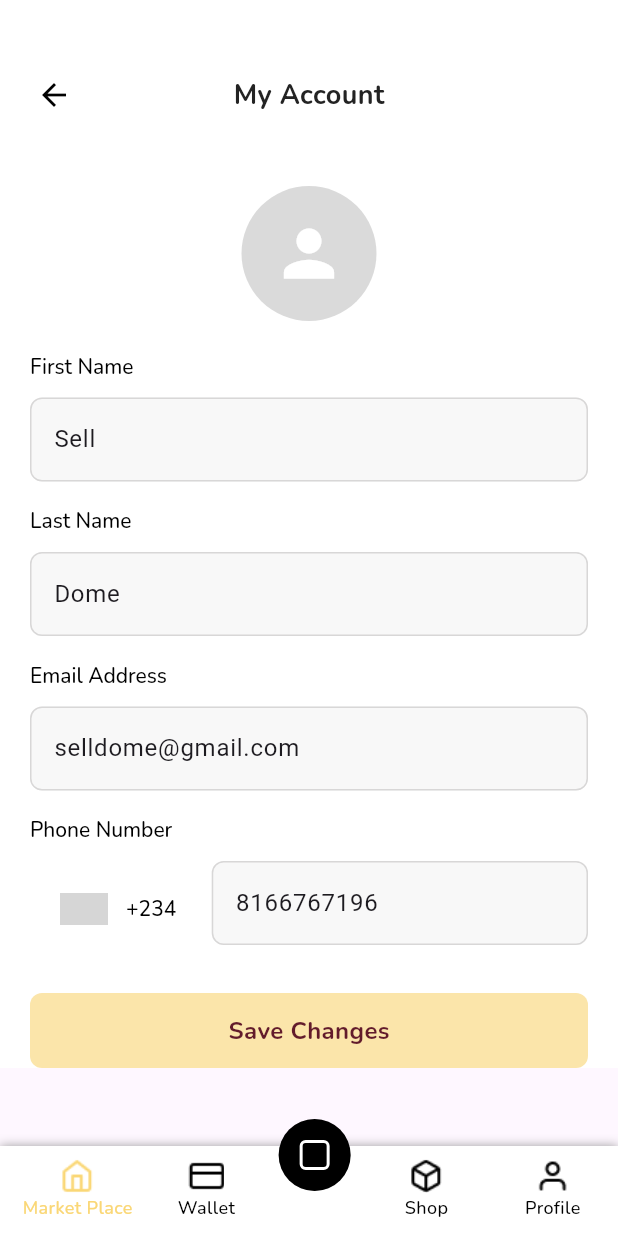
After one commit to Gld-Mx24483/S.D.T.F.C, a Flutter app: the FashMyAcctScreen screen opened directly, on a phone screen of 412 x 824 dp. The commit adds this screen. Run offline on Flutter 3.47's test engine with Material 3 defaults, Android fonts, the light colour scheme and no system bars; drawn by our look-alikes of intl_phone_number_input; our stand-ins replace flutter_map, google_fonts, image_picker, latlong2, location, logger; missing offline and left inert: flutter_paystack_max; grey boxes are pictures that could not be loaded.

Commit message:
"Added file selector and image picker plugins, updated AndroidManifest.xml and Info.plist, and modified various Dart files and CMake files."

```diff
--- /dev/null
+++ b/client/lib/fash_my_acct.dart
@@ -0,0 +1,306 @@
+import 'dart:io';
+
+import 'package:flutter/material.dart';
+import 'package:google_fonts/google_fonts.dart';
+import 'package:image_picker/image_picker.dart'; // Add this line
+import 'package:intl_phone_number_input/intl_phone_number_input.dart';
+
+import 'bottom_navigation_bar.dart';
+
+class FashMyAcctScreen extends StatefulWidget {
+  const FashMyAcctScreen({super.key});
+
+  @override
+  State<FashMyAcctScreen> createState() => _FashMyAcctScreenState();
+}
+
+class _FashMyAcctScreenState extends State<FashMyAcctScreen> {
+  final TextEditingController _firstNameController =
+      TextEditingController(text: 'Sell');
+  final TextEditingController _lastNameController =
+      TextEditingController(text: 'Dome');
+  final TextEditingController _emailController =
+      TextEditingController(text: 'selldome@gmail.com');
+  final TextEditingController _phoneNumberController =
+      TextEditingController(text: '8166767196');
+
+  PickedFile? _imageFile; // Add this line to hold the picked image
+
+  @override
+  void dispose() {
+    _firstNameController.dispose();
+    _lastNameController.dispose();
+    _emailController.dispose();
+    _phoneNumberController.dispose();
+    super.dispose();
+  }
+
+  Future<void> _pickImage() async {
+    // Show a dialog to allow the user to choose between camera and gallery
+    final ImagePicker picker = ImagePicker();
+    final XFile? image = await picker.pickImage(source: ImageSource.gallery);
+
+    if (image != null) {
+      setState(() {
+        _imageFile = PickedFile(image.path);
+      });
+    }
+  }
+
+  @override
+  Widget build(BuildContext context) {
+    return Scaffold(
+      body: SingleChildScrollView(
+        child: Container(
+          width: double.infinity,
+          color: Colors.white,
+          child: Column(
+            children: [
+              Padding(
+                padding: const EdgeInsets.only(top: 35),
+                child: Container(
+                  width: double.infinity,
+                  height: 56,
+                  decoration: const BoxDecoration(),
+                  child: Row(
+                    mainAxisAlignment: MainAxisAlignment.spaceBetween,
+                    children: [
+                      InkWell(
+                        onTap: () {
+                          Navigator.pop(context);
+                        },
+                        child: Container(
+                          width: 24,
+                          height: 24,
+                          margin: const EdgeInsets.only(left: 20),
+                          padding: const EdgeInsets.symmetric(horizontal: 4.0),
+                          child: const Icon(
+                            Icons.arrow_back,
+                            color: Color.fromARGB(255, 1, 1, 1),
+                          ),
+                        ),
+                      ),
+                      Text(
+                        'My Account',
+                        style: GoogleFonts.nunito(
+                          fontSize: 18,
+                          fontWeight: FontWeight.w700,
+                          color: const Color(0xFF232323),
+                        ),
+                      ),
+                      const SizedBox(width: 44),
+                    ],
+                  ),
+                ),
+              ),
+              const SizedBox(height: 33),
+              GestureDetector(
+                onTap: _pickImage,
+                child: Container(
+                  width: 90,
+                  height: 90,
+                  decoration: const BoxDecoration(
+                    shape: BoxShape.circle,
+                    color: Color(0xFFDADADA),
+                  ),
+                  child: _imageFile != null
+                      ? ClipRRect(
+                          borderRadius: BorderRadius.circular(45),
+                          child: Image.file(
+                            File(_imageFile!.path),
+                            width: 90,
+                            height: 90,
+                            fit: BoxFit.cover,
+                          ),
+                        )
+                      : const Icon(
+                          Icons.person,
+                          size: 50,
+                          color: Colors.white,
+                        ),
+                ),
+              ),
+              const SizedBox(height: 20),
+              Padding(
+                padding: const EdgeInsets.symmetric(horizontal: 20),
+                child: Column(
+                  children: [
+                    _buildTextField(
+                      label: 'First Name',
+                      controller: _firstNameController,
+                      hintText: 'Enter your first name',
+                    ),
+                    const SizedBox(height: 16),
+                    _buildTextField(
+                      label: 'Last Name',
+                      controller: _lastNameController,
+                      hintText: 'Enter your last name',
+                    ),
+                    const SizedBox(height: 16),
+                    _buildTextField(
+                      label: 'Email Address',
+                      controller: _emailController,
+                      hintText: 'Enter your email address',
+                    ),
+                    const SizedBox(height: 16),
+                    _buildPhoneTextField(),
+                    const SizedBox(height: 32),
+                    GestureDetector(
+                      onTap: () {
+                        // Save changes logic
+                      },
+                      child: Container(
+                        width: double.infinity,
+                        height: 50,
+                        decoration: BoxDecoration(
+                          color: const Color(0xFFFBE5AA),
+                          borderRadius: BorderRadius.circular(8),
+                        ),
+                        child: Center(
+                          child: Text(
+                            'Save Changes',
+                            style: GoogleFonts.nunito(
+                              fontSize: 16,
+                              fontWeight: FontWeight.w700,
+                              color: const Color(0xFF621B2B),
+                            ),
+                          ),
+                        ),
+                      ),
+                    ),
+                  ],
+                ),
+              ),
+            ],
+          ),
+        ),
+      ),
+      bottomNavigationBar: CustomBottomNavigationBar(
+        onItemTapped: (label) {
+          // Handle bottom navigation bar item taps
+        },
+        tutorialStep: 0,
+        selectedLabel: '',
+      ),
+    );
+  }
+
+  Widget _buildTextField({
+    required String label,
+    required TextEditingController controller,
+    required String hintText,
+  }) {
+    return Column(
+      crossAxisAlignment: CrossAxisAlignment.start,
+      children: [
+        Text(
+          label,
+          style: GoogleFonts.nunito(
+            fontSize: 14,
+            fontWeight: FontWeight.w500,
+            height: 1.5,
+            letterSpacing: -0.019,
+            color: Colors.black,
+          ),
+        ),
+        const SizedBox(height: 10),
+        TextField(
+          controller: controller,
+          decoration: InputDecoration(
+            fillColor: const Color.fromARGB(45, 215, 215, 215),
+            filled: true,
+            hintText: hintText,
+            hintStyle: const TextStyle(
+              color: Color(0xFFD9D9D9),
+            ),
+            border: OutlineInputBorder(
+              borderRadius: BorderRadius.circular(8),
+              borderSide: const BorderSide(
+                color: Color(0xFFD8D7D7),
+              ),
+            ),
+            enabledBorder: OutlineInputBorder(
+              borderRadius: BorderRadius.circular(8),
+              borderSide: const BorderSide(
+                color: Color(0xFFD8D7D7),
+              ),
+            ),
+            focusedBorder: OutlineInputBorder(
+              borderRadius: BorderRadius.circular(8),
+              borderSide: const BorderSide(
+                color: Color(0xFF621B2B),
+              ),
+            ),
+          ),
+        ),
+      ],
+    );
+  }
+
+  Widget _buildPhoneTextField() {
+    return Column(
+      crossAxisAlignment: CrossAxisAlignment.start,
+      children: [
+        Text(
+          'Phone Number',
+          style: GoogleFonts.nunito(
+            fontSize: 14,
+            fontWeight: FontWeight.w500,
+            height: 1.5,
+            letterSpacing: -0.019,
+            color: Colors.black,
+          ),
+        ),
+        const SizedBox(height: 10),
+        InternationalPhoneNumberInput(
+          onInputChanged: (PhoneNumber number) {
+            // Handle phone number input changes
+          },
+          selectorConfig: const SelectorConfig(
+            selectorType: PhoneInputSelectorType.BOTTOM_SHEET,
+          ),
+          ignoreBlank: false,
+          autoValidateMode: AutovalidateMode.disabled,
+          selectorTextStyle: GoogleFonts.nunito(
+            fontSize: 14,
+            fontWeight: FontWeight.w500,
+            height: 1.5,
+            letterSpacing: -0.019,
+            color: Colors.black,
+          ),
+          initialValue: PhoneNumber(isoCode: 'NG'),
+          textFieldController: _phoneNumberController,
+          formatInput: false,
+          keyboardType: const TextInputType.numberWithOptions(
+              signed: true, decimal: true),
+          inputDecoration: InputDecoration(
+            fillColor: const Color.fromARGB(45, 215, 215, 215),
+            filled: true,
+            hintText: 'Enter your phone number',
+            hintStyle: const TextStyle(
+              color: Color(0xFFD9D9D9),
+            ),
+            border: OutlineInputBorder(
+              borderRadius: BorderRadius.circular(8),
+              borderSide: const BorderSide(
+                color: Color(0xFFD8D7D7),
+              ),
+            ),
+            enabledBorder: OutlineInputBorder(
+              borderRadius: BorderRadius.circular(8),
+              borderSide: const BorderSide(
+                color: Color(0xFFD8D7D7),
+              ),
+            ),
+            focusedBorder: OutlineInputBorder(
+              borderRadius: BorderRadius.circular(8),
+              borderSide: const BorderSide(
+                color: Color(0xFF621B2B),
+              ),
+            ),
+          ),
+        ),
+      ],
+    );
+  }
+}
--- a/client/lib/fash_profile.dart
+++ b/client/lib/fash_profile.dart
@@ -1,5 +1,8 @@
+// fash_profile.dart
 import 'package:flutter/material.dart';
 import 'package:google_fonts/google_fonts.dart';
+
+import 'fash_my_acct.dart'; // Import the My Account screen
 
 class FashProfileScreen extends StatelessWidget {
   const FashProfileScreen({super.key});
@@ -126,42 +129,67 @@ class FashProfileScreen extends StatelessWidget {
                 icon: Icons.person,
                 iconColor: const Color(0xFFA6A6A6),
                 text: 'My Account',
+                onTap: () {
+                  Navigator.push(
+                    context,
+                    MaterialPageRoute(
+                        builder: (context) => const FashMyAcctScreen()),
+                  );
+                },
               ),
               const SizedBox(height: 20),
               _buildFrameButton(
                 icon: Icons.business_outlined,
                 iconColor: const Color(0xFFA6A6A6),
                 text: 'Business Details',
+                onTap: () {
+                  // Add navigation or other logic here if needed
+                },
               ),
               const SizedBox(height: 20),
               _buildFrameButton(
-                icon: Icons.verified_user_outlined,
+                icon: Icons.verified_outlined,
                 iconColor: const Color(0xFFA6A6A6),
                 text: 'Verification',
+                onTap: () {
+                  // Add navigation or other logic here if needed
+                },
               ),
               const SizedBox(height: 20),
               _buildFrameButton(
                 icon: Icons.lock,
                 iconColor: const Color(0xFFA6A6A6),
                 text: 'Change Password',
+                onTap: () {
+                  // Add navigation or other logic here if needed
+                },
               ),
               const SizedBox(height: 20),
               _buildFrameButton(
                 icon: Icons.inventory_2_outlined,
                 iconColor: const Color(0xFFA6A6A6),
                 text: 'Inventory',
+                onTap: () {
+                  // Add navigation or other logic here if needed
+                },
               ),
               const SizedBox(height: 20),
               _buildFrameButton(
                 icon: Icons.notifications_outlined,
                 iconColor: const Color(0xFFA6A6A6),
                 text: 'Notifications',
+                onTap: () {
+                  // Add navigation or other logic here if needed
+                },
               ),
               const SizedBox(height: 20),
               _buildFrameButton(
                 icon: Icons.location_on_outlined,
                 iconColor: const Color(0xFFA6A6A6),
                 text: 'Add New Location',
+                onTap: () {
+                  // Add navigation or other logic here if needed
+                },
               ),
               const SizedBox(height: 20),
             ],
@@ -175,8 +203,11 @@ class FashProfileScreen extends StatelessWidget {
     required IconData icon,
     required Color iconColor,
     required String text,
+    required VoidCallback onTap,
   }) {
-    return Container(
+    return GestureDetector(
+      onTap: onTap,
+      child: Container(
         width: 326,
         height: 72,
         decoration: BoxDecoration(
@@ -225,6 +256,7 @@ class FashProfileScreen extends StatelessWidget {
             ],
           ),
         ),
+      ),
     );
   }
 }
--- a/client/pubspec.yaml
+++ b/client/pubspec.yaml
@@ -48,6 +48,8 @@ dependencies:
   geolocator: ^7.0.3
   location: ^6.0.2
   syncfusion_flutter_maps: ^25.2.4
+  intl_phone_number_input: ^0.7.4
+  image_picker: ^1.1.1
 
 dev_dependencies:
   flutter_test:
```
Also changed, not shown: client/pubspec.lock, 7 other files. Lines whose indentation alone changed are shown as unchanged.
